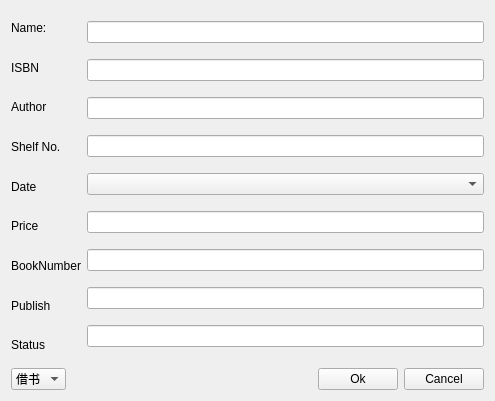
This is sourcecode/modifybook.ui in LiuzhouChan/database-Project-with-QT as Qt 5 draws it before an edit. The edited form follows.
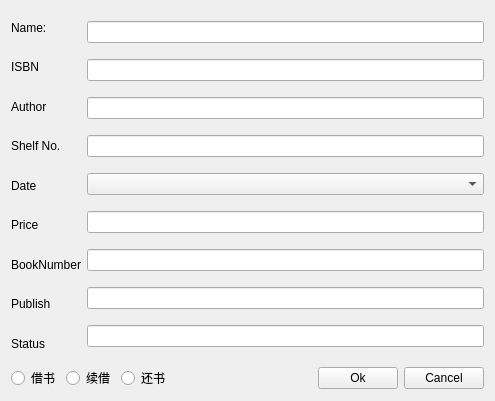
This is the edited form. Custom widgets are drawn as their Qt base class.

```diff
--- a/sourcecode/modifybook.ui
+++ b/sourcecode/modifybook.ui
@@ -126,22 +126,24 @@
    <item>
     <layout class="QHBoxLayout" name="horizontalLayout_2">
      <item>
-      <widget class="QComboBox" name="comboBox">
-       <item>
+      <widget class="QRadioButton" name="radioButton_2">
         <property name="text">
          <string>借书</string>
         </property>
+      </widget>
        </item>
        <item>
-        <property name="text">
-         <string>还书</string>
-        </property>
-       </item>
-       <item>
+      <widget class="QRadioButton" name="radioButton_3">
         <property name="text">
          <string>续借</string>
         </property>
-       </item>
+      </widget>
+     </item>
+     <item>
+      <widget class="QRadioButton" name="radioButton">
+       <property name="text">
+        <string>还书</string>
+       </property>
       </widget>
      </item>
      <item>
```
Left out of the diff: 6 changed lines with no effect on the pictures. Lines whose indentation alone changed are shown as unchanged.
